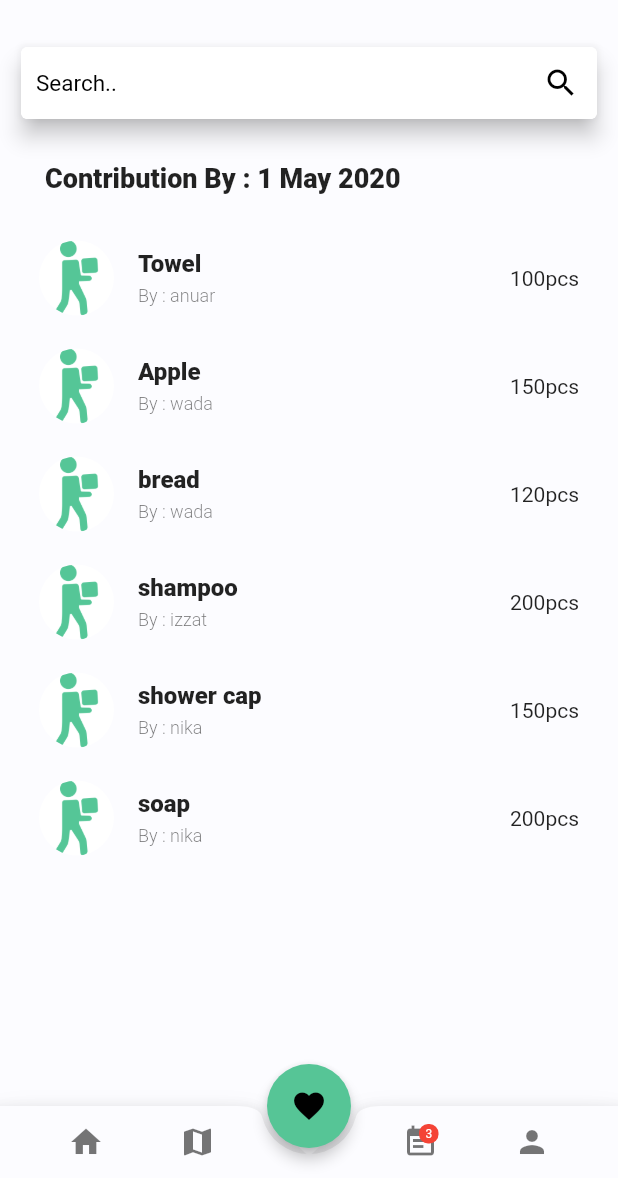
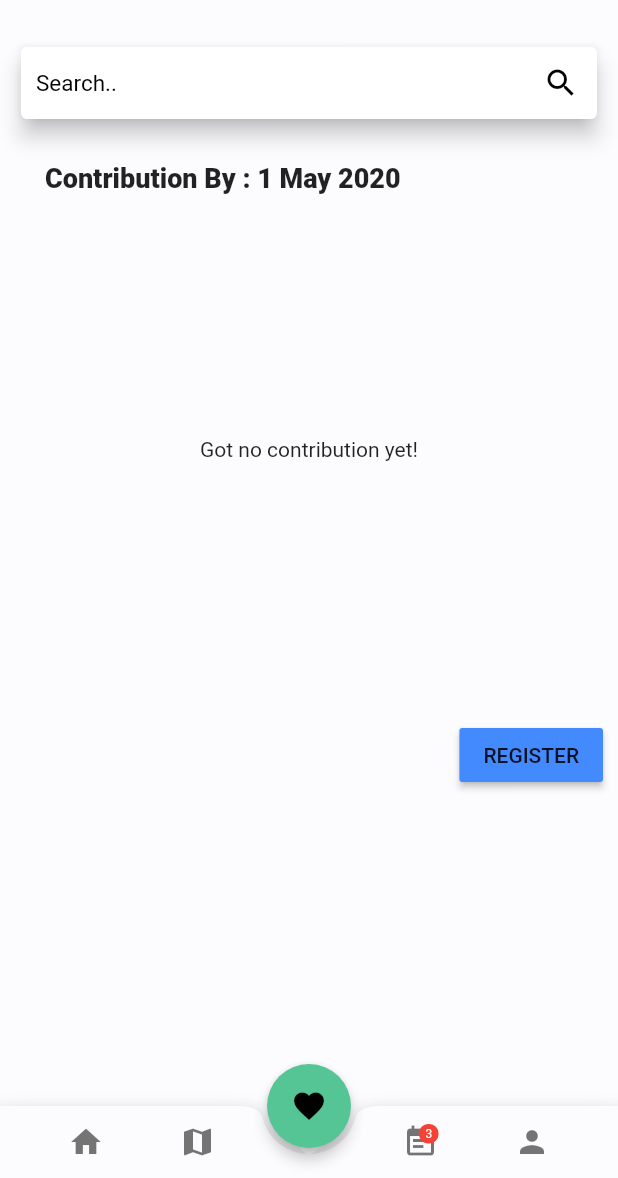
Before and after one commit to draxius2002/weerdness, a Flutter app: the MainScreen screen opened directly, item 2 of the bottom bar chosen, after a tap on the "favorite" icon, on a phone screen of 412 x 824 dp, the part 58-1236 px from its top. Run offline on Flutter 3.47's test engine with Material 2 defaults, Android fonts, the phone set to English and light mode, and no system bars; our stand-ins replace bloc, carousel_slider, datetime_picker_formfield, equatable, font_awesome_flutter, getflutter and 7 more; accounts and stored records are empty.

Commit message:
third commit for db

```diff
--- /dev/null
+++ b/lib/helpers/db_helper.dart
@@ -0,0 +1,28 @@
+import 'package:sqflite/sqflite.dart' as sql;
+import 'package:path/path.dart' as path;
+import 'package:sqflite/sqlite_api.dart';
+
+class DBHelper {
+  static Future<Database> database() async {
+    final dbPath = await sql.getDatabasesPath();
+    return sql.openDatabase(path.join(dbPath, 'contribute.db'),
+        onCreate: (db, version) {
+      return db.execute(
+          'CREATE TABLE contribution(id TEXT PRIMARY KEY, goods TEXT, pcs TEXT, person TEXT)');
+    }, version: 1);
+  }
+
+  static Future<void> insert(String table, Map<String, Object> data) async {
+    final db = await DBHelper.database();
+    db.insert(
+      table,
+      data,
+      conflictAlgorithm: ConflictAlgorithm.replace,
+    );
+  }
+
+  static Future<List<Map<String, dynamic>>> getData(String table) async {
+    final db = await DBHelper.database();
+    return db.query(table);
+  }
+}
--- a/lib/main.dart
+++ b/lib/main.dart
@@ -1,3 +1,4 @@
+import 'package:ffg_app/providers/contribution_provider.dart';
 import 'package:flutter/material.dart';
 import 'package:provider/provider.dart';
 import 'package:ffg_app/providers/app_provider.dart';
@@ -9,6 +10,7 @@ void main() {
     MultiProvider(
       providers: [
         ChangeNotifierProvider(create: (_) => AppProvider()),
+        ChangeNotifierProvider(create: (_) => Contributor()),
       ],
       child: MyApp(),
     ),
--- /dev/null
+++ b/lib/models/contribution_model.dart
@@ -0,0 +1,15 @@
+import 'package:flutter/foundation.dart';
+
+class ContributionModel {
+  final String id;
+  final String goods;
+  final String pcs;
+  final String person;
+
+  ContributionModel({
+    @required this.id,
+    @required this.goods,
+    @required this.pcs,
+    @required this.person,
+  });
+}
--- /dev/null
+++ b/lib/providers/contribution_provider.dart
@@ -0,0 +1,48 @@
+import 'package:flutter/foundation.dart';
+
+import '../models/contribution_model.dart';
+import '../helpers/db_helper.dart';
+
+class Contributor with ChangeNotifier {
+  List<ContributionModel> _items = [];
+
+  List<ContributionModel> get items {
+    return _items;
+  }
+
+  void addContributor(
+    String pickedGoods,
+    String pickedPcs,
+    String pickedPerson,
+  ) {
+    final newContributor = ContributionModel(
+      id: DateTime.now().toString(),
+      goods: pickedGoods,
+      pcs: pickedPcs,
+      person: pickedPerson,
+    );
+    _items.add(newContributor);
+    notifyListeners();
+    DBHelper.insert('contribution', {
+      'id': newContributor.id,
+      'goods': newContributor.goods,
+      'pcs': newContributor.pcs,
+      'person': newContributor.person,
+    });
+  }
+
+  Future<void> fetchAndSetContributor() async {
+    final dataList = await DBHelper.getData('contribution');
+    _items = dataList
+        .map(
+          (item) => ContributionModel(
+            id: item['id'],
+            goods: item['goods'],
+            pcs: item['pcs'],
+            person: item['person'],
+          ),
+        )
+        .toList();
+    notifyListeners();
+  }
+}
--- a/lib/screens/Contribute_screen.dart
+++ b/lib/screens/Contribute_screen.dart
@@ -1,8 +1,12 @@
 import 'package:flutter/material.dart';
+import 'package:provider/provider.dart';
+
 //import 'package:ffg_app/util/const.dart';
 import 'package:ffg_app/util/Contributions.dart';
 //import 'package:ffg_app/podo/Contribute.dart';
 //import 'package:ffg_app/widgets/smooth_star_rating.dart';
+import 'package:ffg_app/widgets/CustomDialog.dart';
+import '../providers/contribution_provider.dart';
 
 class ContributeScreen extends StatefulWidget {
   @override
@@ -100,41 +104,46 @@ class _ContributeScreenState extends State<ContributeScreen>
               ],
             ),
           ),
-          ListView.builder(
-            shrinkWrap: true,
-            primary: false,
-            physics: NeverScrollableScrollPhysics(),
-            itemCount: contributions == null ? 0 : contributions.length,
-            itemBuilder: (BuildContext context, int index) {
-              Map Contribute = contributions[index];
-              return ListTile(
+          Expanded(
+            child: SizedBox(
+              height: 300.0,
+              child: FutureBuilder(
+                future: Provider.of<Contributor>(context, listen: false)
+                    .fetchAndSetContributor(),
+                builder: (ctx, snapshot) => snapshot.connectionState ==
+                        ConnectionState.waiting
+                    ? Center(
+                        child: CircularProgressIndicator(),
+                      )
+                    : Consumer<Contributor>(
+                        //Consumer -> only on this scope can change
+                        child: Center(
+                          child: const Text(
+                              'Got no contribution yet!'),
+                        ),
+                        builder: (ctx, contributor, ch) =>
+                            contributor.items.length <= 0
+                                ? ch
+                                : ListView.builder(
+                                    itemCount: contributor.items.length,
+                                    itemBuilder: (ctx, i) => ListTile(
+                                      leading: CircleAvatar(
+                                        backgroundImage:
+                                            AssetImage("assets/boy.png"),
+                                      ),
                                       title: Text(
-                  "${Contribute['goods']}",
+                                        contributor.items[i].goods,
                                         style: TextStyle(
-//                    fontSize: 15,
+                                          fontSize: 15,
                                           fontWeight: FontWeight.w900,
                                         ),
                                       ),
-                leading: CircleAvatar(
-                  radius: 25.0,
-                  backgroundColor: Colors.white,
-                  backgroundImage: AssetImage(
-                    "${Contribute['img']}",
-                  ),
-                ),
-                trailing: Text("${Contribute['pcs']}"),
+                                      trailing: Text(contributor.items[i].pcs),
                                       subtitle: Row(
                                         children: <Widget>[
-                    /*  SmoothStarRating(
-                      starCount: 1,
-                      color: Constants.ratingBG,
-                      allowHalfRating: true,
-                      rating: 5.0,
-                      size: 12.0,
-                    ),
-                    SizedBox(width: 6.0), */
                                           Text(
-                      "By : " + "${Contribute['name']}",
+                                            "By : " +
+                                                contributor.items[i].person,
                                             style: TextStyle(
                                               fontSize: 12,
                                               fontWeight: FontWeight.w300,
@@ -142,11 +151,72 @@ class _ContributeScreenState extends State<ContributeScreen>
                                           ),
                                         ],
                                       ),
-                onTap: () {},
-              );
+                                      onTap: () {
+                                        // Go to detail page ...
                                       },
                                     ),
+                                  ),
+                      ),
+              ),
+            ),
+          ),
+//           ListView.builder(
+//             shrinkWrap: true,
+//             primary: false,
+//             physics: NeverScrollableScrollPhysics(),
+//             itemCount: contributions == null ? 0 : contributions.length,
+//             itemBuilder: (BuildContext context, int index) {
+//               Map Contribute = contributions[index];
+//               return ListTile(
+//                 title: Text(
+//                   "${Contribute['goods']}",
+//                   style: TextStyle(
+// //                    fontSize: 15,
+//                     fontWeight: FontWeight.w900,
+//                   ),
+//                 ),
+//                 leading: CircleAvatar(
+//                   radius: 25.0,
+//                   backgroundColor: Colors.white,
+//                   backgroundImage: AssetImage(
+//                     "${Contribute['img']}",
+//                   ),
+//                 ),
+//                 trailing: Text("${Contribute['pcs']}"),
+//                 subtitle: Row(
+//                   children: <Widget>[
+//                     /*  SmoothStarRating(
+//                       starCount: 1,
+//                       color: Constants.ratingBG,
+//                       allowHalfRating: true,
+//                       rating: 5.0,
+//                       size: 12.0,
+//                     ),
+//                     SizedBox(width: 6.0), */
+//                     Text(
+//                       "By : " + "${Contribute['name']}",
+//                       style: TextStyle(
+//                         fontSize: 12,
+//                         fontWeight: FontWeight.w300,
+//                       ),
+//                     ),
+//                   ],
+//                 ),
+//                 onTap: () {},
+//               );
+//             },
+//           ),
           SizedBox(height: 30),
+          Expanded(
+            child: Align(
+              alignment: Alignment.bottomRight,
+              child: MaterialButton(
+                color: Colors.blueAccent,
+                onPressed: () => {_dialogAddRecDesp()},
+                child: Text('REGISTER'),
+              ),
+            ),
+          ),
         ],
       ),
     );
@@ -154,4 +224,13 @@ class _ContributeScreenState extends State<ContributeScreen>
 
   @override
   bool get wantKeepAlive => true;
+
+  _dialogAddRecDesp() {
+    showDialog(
+      context: context,
+      builder: (context) {
+        return CustomDialog();
+      },
+    );
   }
+}
--- a/lib/widgets/cart_item copy.dart
+++ b/lib/widgets/cart_item copy.dart
@@ -1,5 +1,5 @@
 import 'package:flutter/material.dart';
-import 'package:ffg_app/screens/details.dart';
+//import 'package:ffg_app/screens/details.dart';
 import 'package:ffg_app/util/const.dart';
 import 'package:ffg_app/widgets/smooth_star_rating.dart';
 
@@ -29,7 +29,7 @@ class CartItem extends StatelessWidget {
           Navigator.of(context).push(
             MaterialPageRoute(
               builder: (BuildContext context){
-                return ProductDetails();
+                //return ProductDetails();
               },
             ),
           );
--- a/pubspec.yaml
+++ b/pubspec.yaml
@@ -14,7 +14,7 @@ description: A new Flutter project.
 version: 1.0.0+1
 
 environment:
-  sdk: ">=2.1.0 <3.0.0"
+  sdk: ">=2.2.0 <3.0.0"
 
 dependencies:
   flutter:
@@ -39,6 +39,7 @@ dependencies:
   datetime_picker_formfield: ^1.0.0
   intl: ^0.16.1
   table_calendar: ^2.2.3
+  sqflite: ^1.3.0
 
 
 dev_dependencies:
```
Also changed, not shown: lib/not-use/favorite_screen copy.dart (+14 -14 lines), lib/widgets/CustomDialog.dart (added, +194 -0 lines). Lines whose indentation alone changed are shown as unchanged.
